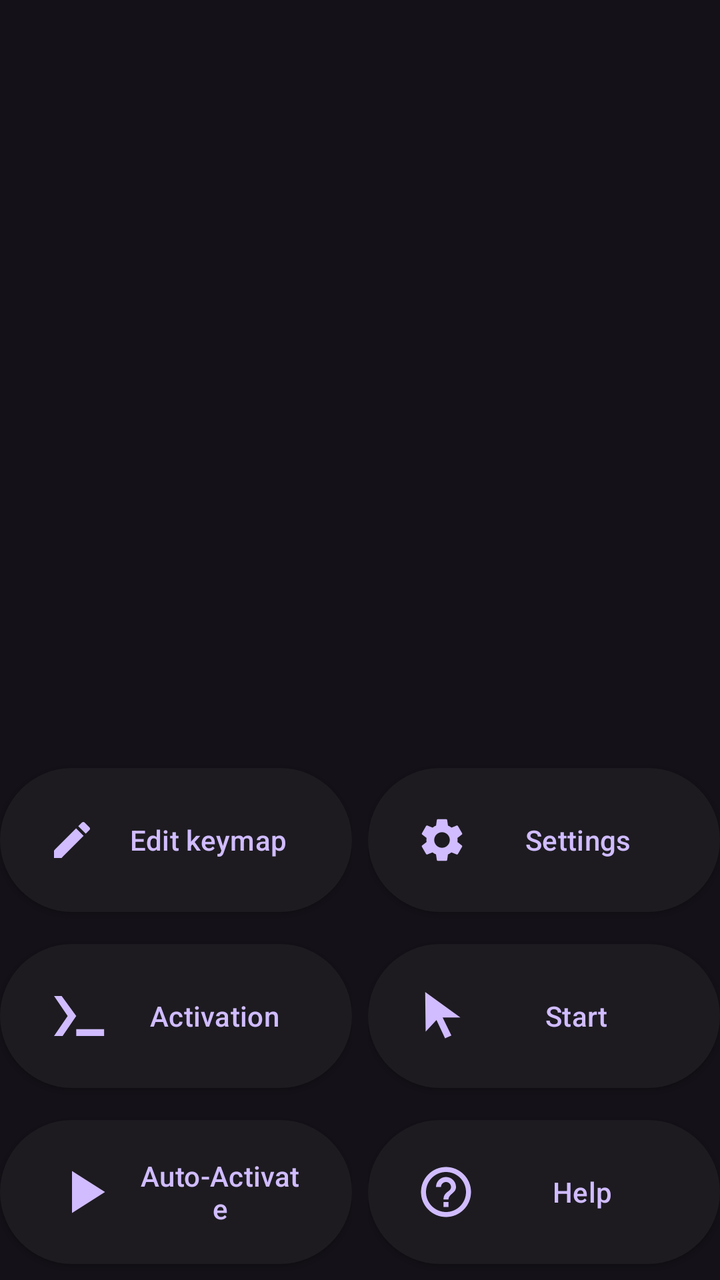
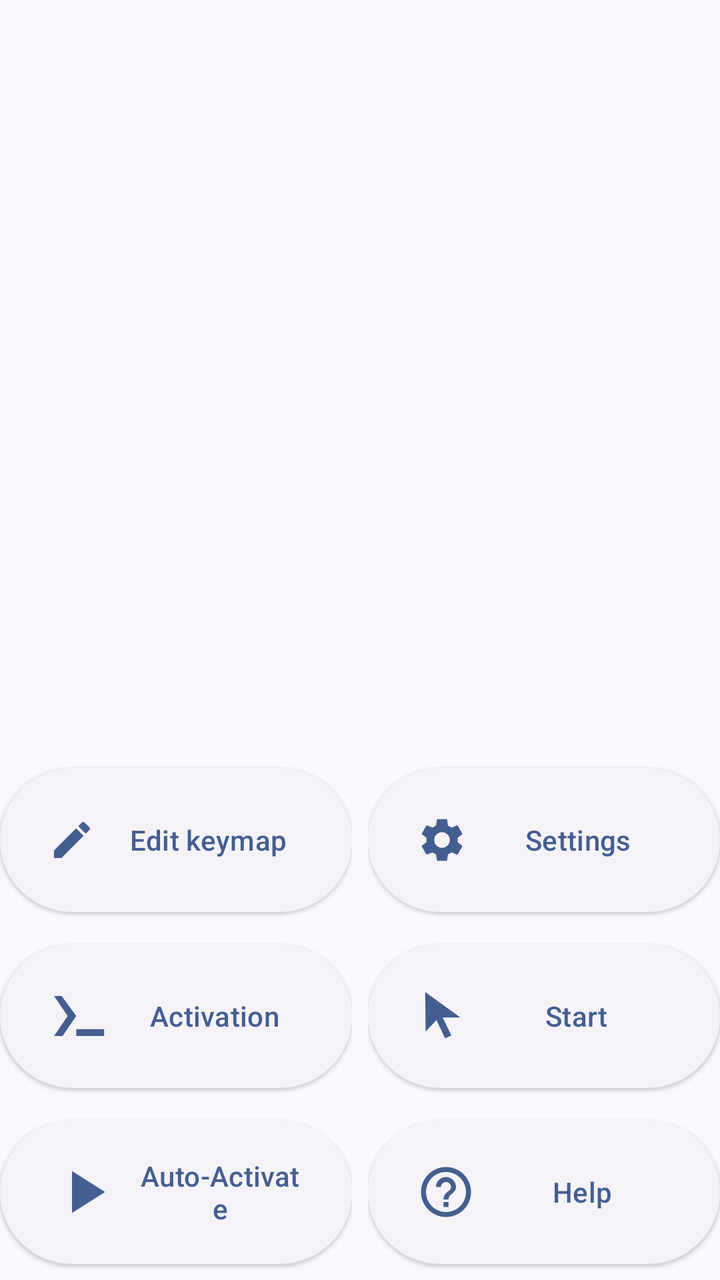

Two renders of the same Android screen: before a commit and after it. Below are the layout's source before the change and the commit's diff.
<!-- AndroidManifest.xml: application theme Theme.XtMapper -->
<!-- res/layout/activity_main_controls.xml -->
<androidx.constraintlayout.widget.ConstraintLayout android:id="@+id/constrained"
    android:layout_width="match_parent"
    android:layout_height="wrap_content"
    android:layout_marginBottom="20dp"
    android:theme="@style/Theme.Material3.Dark"
    app:layout_constraintBottom_toBottomOf="parent"
    android:gravity="bottom"
    tools:background="@color/black"
    xmlns:android="http://schemas.android.com/apk/res/android"
    xmlns:app="http://schemas.android.com/apk/res-auto"
    xmlns:tools="http://schemas.android.com/tools">

    <LinearLayout
        android:id="@+id/L1"
        android:layout_width="0dp"
        android:layout_height="wrap_content"
        android:layout_marginRight="4dp"
        android:orientation="vertical"
        app:layout_constraintBottom_toBottomOf="parent"
        app:layout_constraintLeft_toLeftOf="parent"
        app:layout_constraintRight_toLeftOf="@id/L2">

        <com.google.android.material.button.MaterialButton
            style="@style/Widget.Material3.Button.ElevatedButton"
            android:id="@+id/start_editor"
            android:layout_width="match_parent"
            android:layout_height="80dp"
            android:layout_marginVertical="4dp"
            android:drawablePadding="110dp"
            android:text="@string/edit_keymap"
            app:icon="@drawable/ic_create_white_36dp"
            app:iconSize="24dp" />

        <com.google.android.material.button.MaterialButton
            style="@style/Widget.Material3.Button.ElevatedButton"
            android:id="@+id/start_in_terminal"
            android:layout_width="match_parent"
            android:layout_height="80dp"
            android:layout_marginVertical="4dp"
            android:text="@string/activation"
            app:icon="@drawable/ic_terminal"
            app:iconSize="30dp" />

        <com.google.android.material.button.MaterialButton
            style="@style/Widget.Material3.Button.ElevatedButton"
            android:id="@+id/start_server"
            android:layout_width="match_parent"
            android:layout_height="80dp"
            android:layout_marginVertical="4dp"
            android:text="@string/auto_activate"
            app:icon="@drawable/ic_start_button"
            app:iconSize="36dp" />

    </LinearLayout>

    <LinearLayout
        android:id="@+id/L2"
        android:layout_width="0dp"
        android:layout_height="wrap_content"
        android:orientation="vertical"
        app:layout_constraintLeft_toRightOf="@id/L1"
        app:layout_constraintRight_toRightOf="parent"
        android:layout_marginLeft="4dp"
        app:layout_constraintBottom_toBottomOf="parent">

        <com.google.android.material.button.MaterialButton
            style="@style/Widget.Material3.Button.ElevatedButton"
            android:id="@+id/config_button"
            android:layout_width="match_parent"
            android:layout_height="80dp"
            android:layout_marginVertical="4dp"
            android:text="@string/configure"
            app:icon="@drawable/ic_baseline_settings_24"
            app:iconSize="26dp" />

        <com.google.android.material.button.MaterialButton
            style="@style/Widget.Material3.Button.ElevatedButton"
            android:id="@+id/start_pointer"
            android:layout_width="match_parent"
            android:layout_height="80dp"
            android:layout_marginVertical="4dp"
            android:text="@string/start"
            app:icon="@drawable/ic_pointer_arrow"
            app:iconSize="24dp"/>

        <com.google.android.material.button.MaterialButton
            style="@style/Widget.Material3.Button.ElevatedButton"
            android:id="@+id/about_button"
            android:layout_width="match_parent"
            android:layout_height="80dp"
            android:layout_marginVertical="4dp"
            android:text="@string/help"
            app:icon="@drawable/ic_baseline_help_outline_24"
            app:iconSize="30dp" />
    </LinearLayout>


</androidx.constraintlayout.widget.ConstraintLayout>
<!-- resources referenced by this layout -->
<resources>
  <color name="black">#FF000000</color>
  <!-- drawable ic_baseline_help_outline_24 (drawable) -->
  <vector android:autoMirrored="true" android:height="24dp"
      android:tint="#FFFFFF" android:viewportHeight="24"
      android:viewportWidth="24" android:width="24dp" xmlns:android="http://schemas.android.com/apk/res/android">
      <path android:fillColor="@android:color/white"
          android:pathData="M11,18h2v-2h-2v2zM12,2C6.48,2 2,6.48 2,12s4.48,10 10,10 10,-4.48 10,-10S17.52,2 12,2zM12,20c-4.41,0 -8,-3.59 -8,-8s3.59,-8 8,-8 8,3.59 8,8 -3.59,8 -8,8zM12,6c-2.21,0 -4,1.79 -4,4h2c0,-1.1 0.9,-2 2,-2s2,0.9 2,2c0,2 -3,1.75 -3,5h2c0,-2.25 3,-2.5 3,-5 0,-2.21 -1.79,-4 -4,-4z"/>
  </vector>
  <!-- drawable ic_create_white_36dp (drawable) -->
  <vector
      android:tint="#FFFFFF"
      android:viewportHeight="24.0" android:viewportWidth="24.0"
      android:width="36dp" android:height="36dp"
      xmlns:android="http://schemas.android.com/apk/res/android">
      <path android:fillColor="#FFFFFFFF"
          android:pathData="M3,17.25V21h3.75L17.81,9.94l-3.75,-3.75L3,17.25zM20.71,7.04c0.39,-0.39 0.39,-1.02 0,-1.41l-2.34,-2.34c-0.39,-0.39 -1.02,-0.39 -1.41,0l-1.83,1.83 3.75,3.75 1.83,-1.83z"/>
  </vector>
  <!-- drawable ic_pointer_arrow (drawable) -->
  <vector xmlns:android="http://schemas.android.com/apk/res/android"
      android:width="24dp"
      android:height="24dp"
      android:viewportWidth="1"
      android:viewportHeight="1">
    <path
        android:pathData="M10,3.125L10,4.125L11,4.125L11,3.125Z"
        android:fillColor="#00000000"
        android:fillAlpha="1"/>
    <path
        android:pathData="M-0,-0L-0,1L1,1L1,-0Z"
        android:fillColor="#00000000"/>
    <path
        android:pathData="M0.7374,0.9067L0.6055,0.9663L0.4266,0.5836L0.2012,0.8251L0.1914,-0L0.9252,0.5306L0.5553,0.53Z"
        android:strokeLineJoin="miter"
        android:strokeWidth="0"
        android:fillColor="#FFFFFF"
        android:strokeLineCap="butt"/>
  </vector>
  <!-- drawable ic_start_button (drawable) -->
  <vector android:height="24dp" android:tint="#FFFFFF"
      android:viewportHeight="24" android:viewportWidth="24"
      android:width="24dp" xmlns:android="http://schemas.android.com/apk/res/android">
      <path android:fillColor="@android:color/white" android:pathData="M8,5v14l11,-7z"/>
  </vector>
  <!-- drawable ic_terminal (drawable) -->
  <vector xmlns:android="http://schemas.android.com/apk/res/android"
      android:width="24dp"
      android:height="24dp"
      android:viewportWidth="1"
      android:viewportHeight="1">
    <path
        android:pathData="M0.2434,0.8329L0.1005,0.8329L0.3278,0.5L0.1005,0.1671L0.2278,0.1678L0.4707,0.5Z"
        android:fillColor="#FFFFFF"/>
    <path
        android:pathData="M0.4707,0.7205L0.4707,0.8329L0.9351,0.8329L0.9351,0.7205Z"
        android:fillColor="#FFFFFF"/>
  </vector>
  <string name="activation">Activation</string>
  <string name="auto_activate">Auto-Activate</string>
  <string name="configure">Settings</string>
  <string name="edit_keymap">Edit keymap</string>
  <string name="help">Help</string>
  <string name="start">Start</string>
  <style name="Theme.XtMapper" parent="Theme.Material3.Dark"> </style>
  <!-- unchanged entries left out for length: 1 -->
</resources>

<!-- the commit's change to res/layout/activity_main_controls.xml (unified diff, before → after) -->
@@ -2,13 +2,10 @@
     android:layout_width="match_parent"
     android:layout_height="wrap_content"
     android:layout_marginBottom="20dp"
-    android:theme="@style/Theme.Material3.Dark"
     app:layout_constraintBottom_toBottomOf="parent"
     android:gravity="bottom"
-    tools:background="@color/black"
     xmlns:android="http://schemas.android.com/apk/res/android"
-    xmlns:app="http://schemas.android.com/apk/res-auto"
-    xmlns:tools="http://schemas.android.com/tools">
+    xmlns:app="http://schemas.android.com/apk/res-auto">
 
     <LinearLayout
         android:id="@+id/L1"
@@ -94,5 +91,4 @@
             app:iconSize="30dp" />
     </LinearLayout>
 
-
 </androidx.constraintlayout.widget.ConstraintLayout>
<!-- resource entries referenced after the edit -->
@@ -1,6 +1,5 @@
 <!-- resources referenced by this layout -->
 <resources>
-  <color name="black">#FF000000</color>
   <!-- drawable ic_baseline_help_outline_24 (drawable) -->
   <vector android:autoMirrored="true" android:height="24dp"
       android:tint="#FFFFFF" android:viewportHeight="24"
@@ -62,7 +61,7 @@
   <string name="edit_keymap">Edit keymap</string>
   <string name="help">Help</string>
   <string name="start">Start</string>
-  <style name="Theme.XtMapper" parent="Theme.Material3.Dark"> </style>
+  <style name="Theme.XtMapper" parent="Theme.Material3.DynamicColors.DayNight"> </style>
   <!-- unchanged entries left out for length: 1 -->
 </resources>
 
